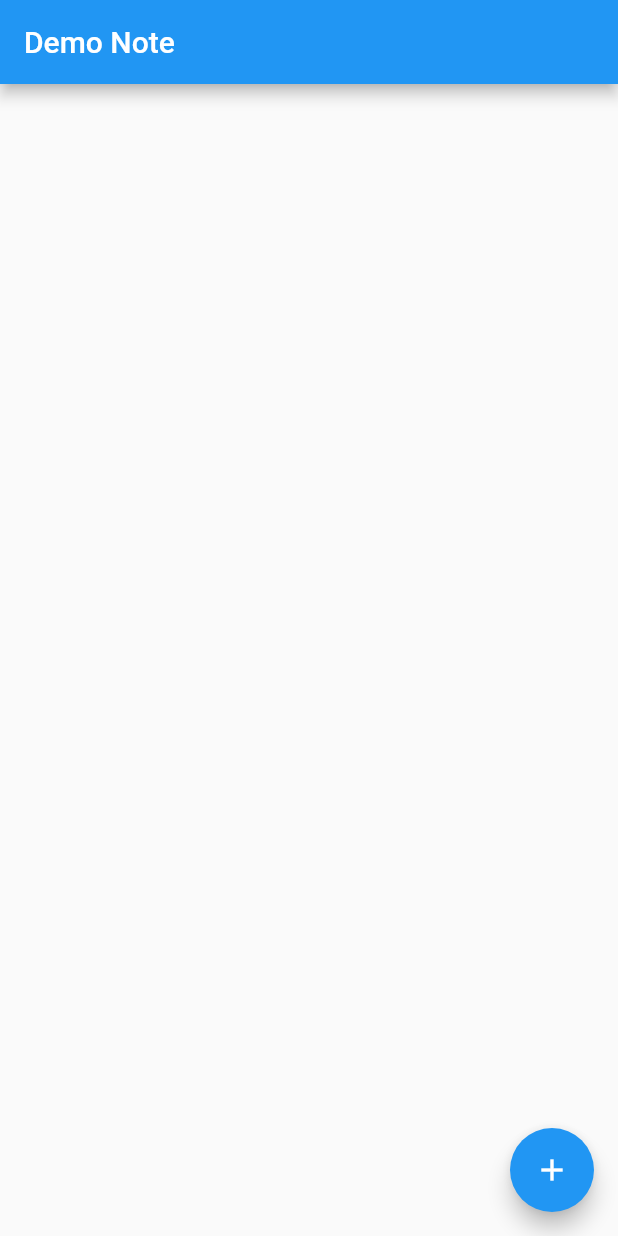
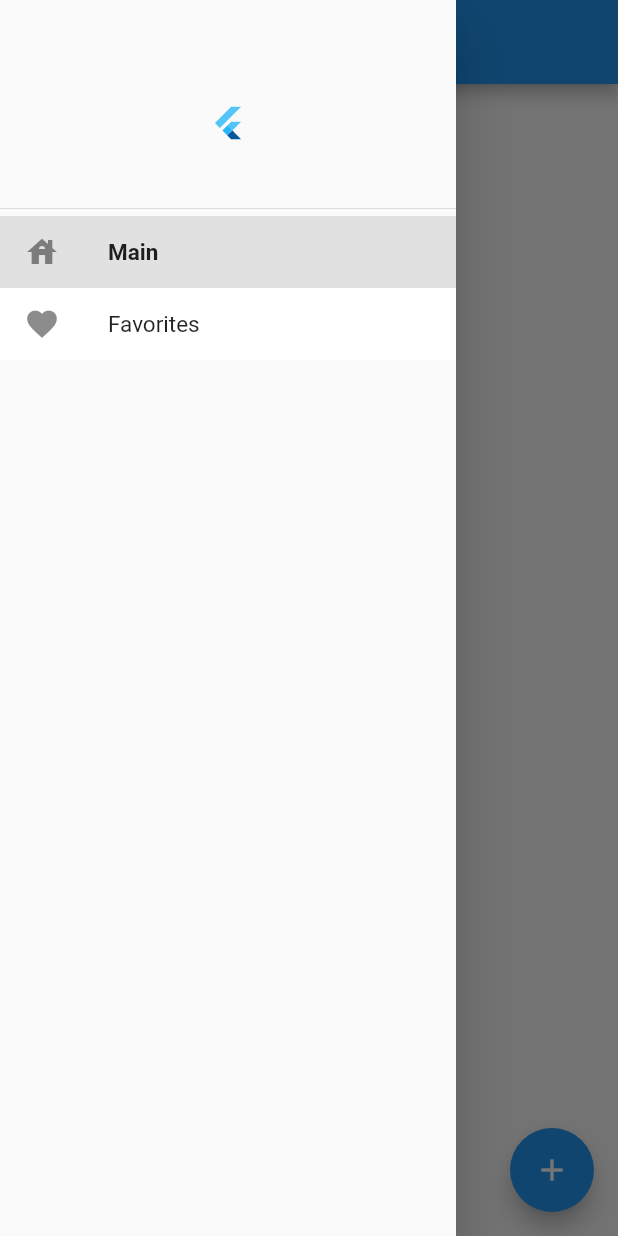
Before and after one commit to danielkono/demo_note_app, a Flutter app: the screen it shows after launch, with the side drawer open (before the commit the screen has no drawer), on a phone screen of 412 x 824 dp. Run offline on Flutter 3.47's test engine with Material 2 defaults, Android fonts, the phone set to English and light mode, and no system bars; our stand-ins replace flutter_riverpod, hive_flutter; accounts and stored records are empty.

```diff
--- a/lib/pages/favorites/favorites_state.dart
+++ b/lib/pages/favorites/favorites_state.dart
@@ -0,0 +1,6 @@
+import 'package:demo_note_app/models/note_model.dart';
+
+class FavoriteState {
+  final List<NoteModel> notes;
+  FavoriteState(this.notes);
+}
--- a/lib/services/route_service.dart
+++ b/lib/services/route_service.dart
@@ -1,10 +1,13 @@
+import 'package:demo_note_app/pages/favorites/favorites_page.dart';
 import 'package:demo_note_app/pages/main/main_page.dart';
 import 'package:flutter/material.dart';
 
 class RouteService {
   static String mainPage = "/";
+  static String favoritesPage = "/favoritesPage";
 
   static Map<String, Widget Function(BuildContext)> routes = {
-    mainPage: (_) => MainPage()
+    mainPage: (_) => MainPage(),
+    favoritesPage: (_) => FavoritesPage()
   };
 }
--- a/lib/widgets/notes_drawer.dart
+++ b/lib/widgets/notes_drawer.dart
@@ -0,0 +1,161 @@
+import 'package:demo_note_app/services/route_service.dart';
+import 'package:flutter/foundation.dart';
+import 'package:flutter/material.dart';
+
+import 'package:flutter_riverpod/flutter_riverpod.dart';
+
+class RelutionDrawer extends ConsumerWidget {
+  @override
+  Widget build(BuildContext context, watch) {
+    return Drawer(
+        child: ListView(
+      children: [
+        SizedBox(
+          height: 60,
+        ),
+        Container(
+          padding: EdgeInsets.symmetric(horizontal: 25),
+          child: Column(
+            mainAxisSize: MainAxisSize.min,
+            crossAxisAlignment: CrossAxisAlignment.center,
+            children: [
+              SizedBox(
+                height: 10,
+              ),
+              FlutterLogo(),
+            ],
+          ),
+        ),
+        SizedBox(
+          height: 40,
+        ),
+        DividerLabel(),
+        DrawerNavigationItem(
+          title: "Main",
+          icon: Icons.house,
+          routeName: RouteService.mainPage,
+        ),
+        DrawerNavigationItem(
+          title: "Favorites",
+          icon: Icons.favorite,
+          routeName: RouteService.favoritesPage,
+        ),
+      ],
+    ));
+  }
+}
+
+class DrawerNavigationItem extends StatelessWidget {
+  final String title;
+  final String routeName;
+  final IconData icon;
+
+  //called on tap
+  final AsyncCallback? additionalHandling;
+
+  const DrawerNavigationItem({
+    Key? key,
+    required this.title,
+    required this.routeName,
+    required this.icon,
+    this.additionalHandling,
+  }) : super(key: key);
+
+  @override
+  Widget build(BuildContext context) {
+    final bool isSelected = ModalRoute.of(context)!.settings.name == routeName;
+    return ListTile(
+        dense: true,
+        contentPadding: EdgeInsets.symmetric(vertical: 0.0, horizontal: 16.0),
+        leading: Icon(
+          icon,
+        ),
+        title: Text(
+          title,
+          style: TextStyle(
+              fontWeight: isSelected ? FontWeight.bold : FontWeight.normal,
+              fontSize: 15),
+        ),
+        tileColor: isSelected
+            ? Theme.of(context).colorScheme.onSurface.withOpacity(0.1)
+            : Theme.of(context).colorScheme.surface,
+        onTap: () async {
+          if (additionalHandling != null) {
+            await additionalHandling!();
+          } else if (ModalRoute.of(context)?.settings.name != routeName) {
+            Navigator.pushNamedAndRemoveUntil(
+                context, routeName, (route) => false);
+          }
+        });
+  }
+}
+
+class DividerLabel extends StatelessWidget {
+  final String? labelText;
+  final bool hasDivider;
+
+  const DividerLabel({
+    Key? key,
+    this.labelText,
+    this.hasDivider = true,
+  }) : super(key: key);
+  @override
+  Widget build(BuildContext context) {
+    return Column(
+      crossAxisAlignment: CrossAxisAlignment.start,
+      children: [
+        hasDivider
+            ? Divider(
+                height: 10,
+                thickness: 0,
+              )
+            : SizedBox(
+                height: 10,
+              ),
+        labelText != null
+            ? Padding(
+                padding: const EdgeInsets.all(10.0),
+                child: Text(
+                  labelText!,
+                  style: TextStyle(
+                      color: Theme.of(context)
+                          .colorScheme
+                          .onSurface
+                          .withOpacity(0.5)),
+                ),
+              )
+            : SizedBox.shrink(),
+      ],
+    );
+  }
+}
+
+class OrganisationUsername extends StatelessWidget {
+  final String? userName;
+  final String? organizationName;
+
+  const OrganisationUsername({
+    Key? key,
+    this.userName,
+    this.organizationName,
+  }) : super(key: key);
+  @override
+  Widget build(BuildContext context) {
+    return Column(crossAxisAlignment: CrossAxisAlignment.start, children: [
+      RichText(
+        text: TextSpan(
+          text: '',
+          style: DefaultTextStyle.of(context)
+              .style
+              .copyWith(fontWeight: FontWeight.bold),
+          children: <TextSpan>[
+            if (userName != null)
+              TextSpan(text: " $userName, ", style: TextStyle()),
+            if (organizationName != null) TextSpan(text: organizationName!),
+          ],
+        ),
+      ),
+      SizedBox(height: 10)
+    ]);
+  }
+}
```
Also changed, not shown: lib/pages/favorites/favorites_notifier.dart (+15 -0 lines), lib/pages/favorites/favorites_page.dart (+48 -0 lines), lib/pages/main/main_page.dart (+7 -0 lines).
